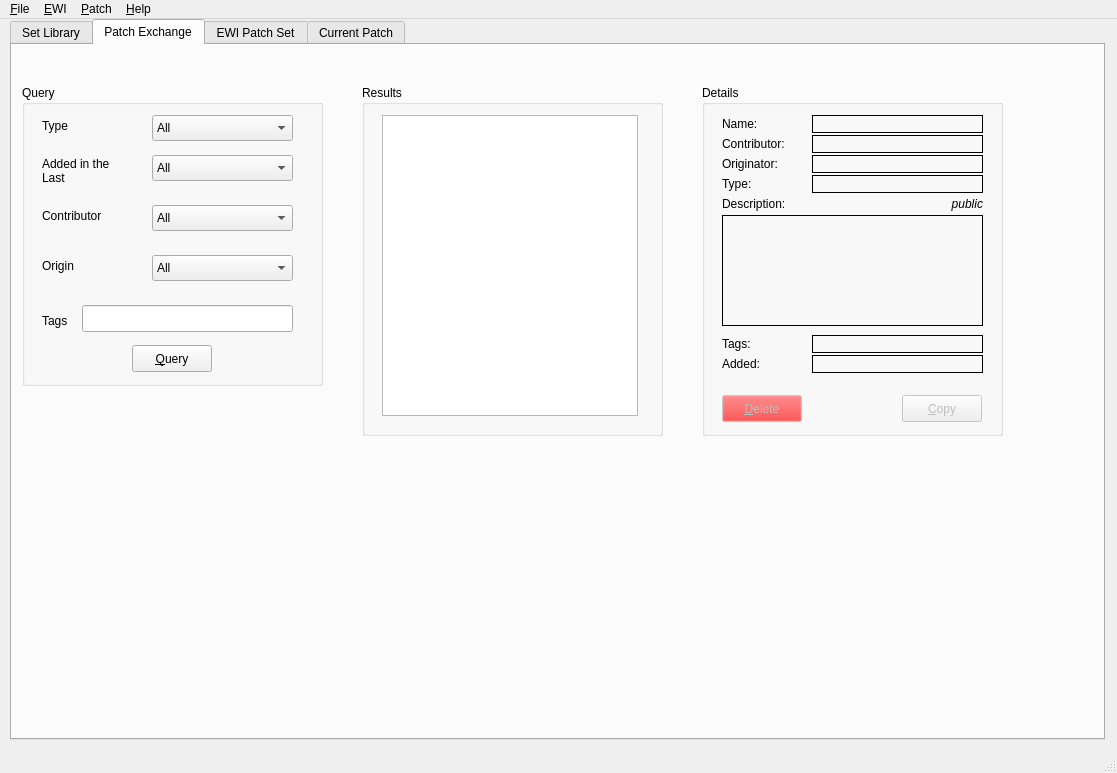
The window that mainwindow.ui (jsheedy/ewitool) describes before a commit, drawn with Qt 5.
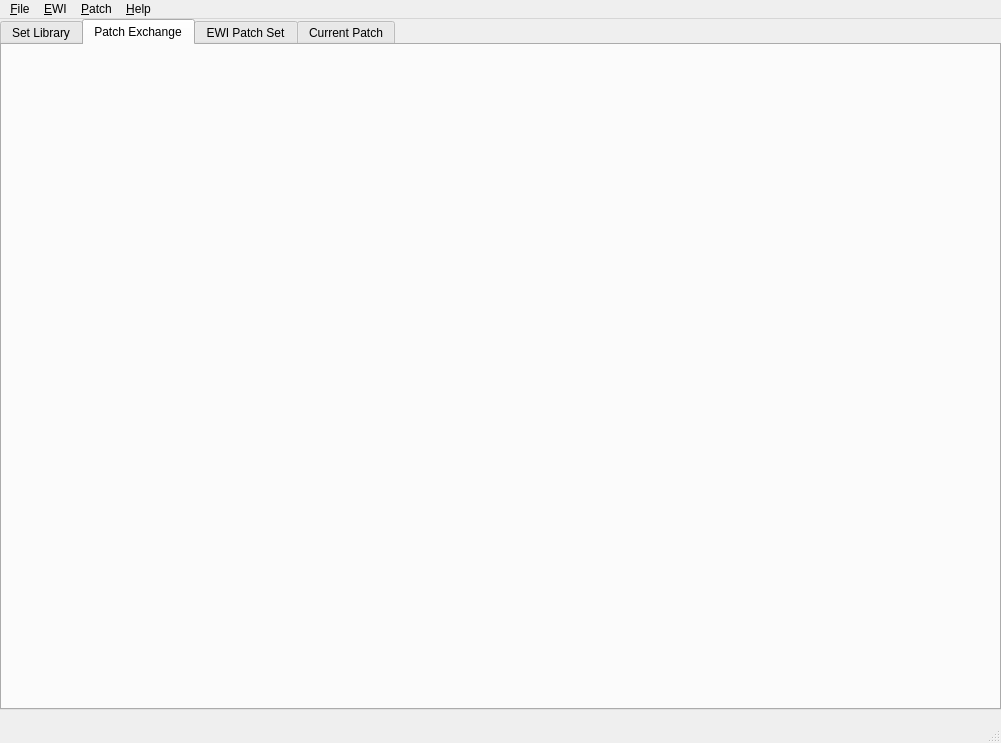
The same window after the commit. The open tabs and pages were chosen to show the change.

Patch:
```diff
--- a/mainwindow.ui
+++ b/mainwindow.ui
@@ -5,8 +5,8 @@
    <rect>
     <x>0</x>
     <y>0</y>
-    <width>1117</width>
-    <height>773</height>
+    <width>1001</width>
+    <height>743</height>
    </rect>
   </property>
   <property name="windowTitle" >
@@ -19,10 +19,10 @@
     </property>
     <property name="geometry" >
      <rect>
-      <x>10</x>
+      <x>0</x>
       <y>0</y>
-      <width>1095</width>
-      <height>721</height>
+      <width>1001</width>
+      <height>691</height>
      </rect>
     </property>
     <property name="sizePolicy" >
@@ -271,558 +271,15 @@
      <attribute name="title" >
       <string>Patch Exchange</string>
      </attribute>
-     <widget class="QGroupBox" name="groupBox_47" >
+     <widget class="QWidget" native="1" name="epx_widget" >
       <property name="geometry" >
        <rect>
-        <x>10</x>
-        <y>40</y>
-        <width>301</width>
-        <height>301</height>
+        <x>0</x>
+        <y>0</y>
+        <width>991</width>
+        <height>661</height>
        </rect>
       </property>
-      <property name="title" >
-       <string>Query</string>
-      </property>
-      <widget class="QComboBox" name="type_comboBox" >
-       <property name="geometry" >
-        <rect>
-         <x>130</x>
-         <y>30</y>
-         <width>141</width>
-         <height>26</height>
-        </rect>
-       </property>
-       <item>
-        <property name="text" >
-         <string>All</string>
-        </property>
-       </item>
-      </widget>
-      <widget class="QLabel" name="label_115" >
-       <property name="geometry" >
-        <rect>
-         <x>20</x>
-         <y>30</y>
-         <width>57</width>
-         <height>21</height>
-        </rect>
-       </property>
-       <property name="text" >
-        <string>Type</string>
-       </property>
-      </widget>
-      <widget class="QLabel" name="label_116" >
-       <property name="geometry" >
-        <rect>
-         <x>20</x>
-         <y>70</y>
-         <width>91</width>
-         <height>31</height>
-        </rect>
-       </property>
-       <property name="text" >
-        <string>Added in the Last</string>
-       </property>
-       <property name="wordWrap" >
-        <bool>true</bool>
-       </property>
-      </widget>
-      <widget class="QComboBox" name="since_comboBox" >
-       <property name="geometry" >
-        <rect>
-         <x>130</x>
-         <y>70</y>
-         <width>141</width>
-         <height>26</height>
-        </rect>
-       </property>
-       <property name="currentIndex" >
-        <number>0</number>
-       </property>
-       <item>
-        <property name="text" >
-         <string>All</string>
-        </property>
-       </item>
-       <item>
-        <property name="text" >
-         <string>1 day</string>
-        </property>
-       </item>
-       <item>
-        <property name="text" >
-         <string>7 days</string>
-        </property>
-       </item>
-       <item>
-        <property name="text" >
-         <string>1 month</string>
-        </property>
-       </item>
-       <item>
-        <property name="text" >
-         <string>3 months</string>
-        </property>
-       </item>
-       <item>
-        <property name="text" >
-         <string>1 year</string>
-        </property>
-       </item>
-      </widget>
-      <widget class="QLabel" name="label_117" >
-       <property name="geometry" >
-        <rect>
-         <x>20</x>
-         <y>120</y>
-         <width>81</width>
-         <height>21</height>
-        </rect>
-       </property>
-       <property name="text" >
-        <string>Contributor</string>
-       </property>
-      </widget>
-      <widget class="QComboBox" name="contributor_comboBox" >
-       <property name="geometry" >
-        <rect>
-         <x>130</x>
-         <y>120</y>
-         <width>141</width>
-         <height>26</height>
-        </rect>
-       </property>
-       <item>
-        <property name="text" >
-         <string>All</string>
-        </property>
-       </item>
-      </widget>
-      <widget class="QPushButton" name="epxQuery_pushButton" >
-       <property name="geometry" >
-        <rect>
-         <x>110</x>
-         <y>260</y>
-         <width>80</width>
-         <height>27</height>
-        </rect>
-       </property>
-       <property name="text" >
-        <string>&amp;Query</string>
-       </property>
-      </widget>
-      <widget class="QLabel" name="label_118" >
-       <property name="geometry" >
-        <rect>
-         <x>20</x>
-         <y>220</y>
-         <width>57</width>
-         <height>31</height>
-        </rect>
-       </property>
-       <property name="text" >
-        <string>Tags</string>
-       </property>
-      </widget>
-      <widget class="QLineEdit" name="tags_lineEdit" >
-       <property name="geometry" >
-        <rect>
-         <x>60</x>
-         <y>220</y>
-         <width>211</width>
-         <height>27</height>
-        </rect>
-       </property>
-      </widget>
-      <widget class="QComboBox" name="origin_comboBox" >
-       <property name="geometry" >
-        <rect>
-         <x>130</x>
-         <y>170</y>
-         <width>141</width>
-         <height>26</height>
-        </rect>
-       </property>
-       <item>
-        <property name="text" >
-         <string>All</string>
-        </property>
-       </item>
-      </widget>
-      <widget class="QLabel" name="label_126" >
-       <property name="geometry" >
-        <rect>
-         <x>20</x>
-         <y>170</y>
-         <width>81</width>
-         <height>21</height>
-        </rect>
-       </property>
-       <property name="text" >
-        <string>Origin</string>
-       </property>
-      </widget>
-     </widget>
-     <widget class="QGroupBox" name="groupBox_48" >
-      <property name="geometry" >
-       <rect>
-        <x>350</x>
-        <y>40</y>
-        <width>301</width>
-        <height>351</height>
-       </rect>
-      </property>
-      <property name="title" >
-       <string>Results</string>
-      </property>
-      <widget class="QListWidget" name="results_listWidget" >
-       <property name="geometry" >
-        <rect>
-         <x>20</x>
-         <y>30</y>
-         <width>256</width>
-         <height>301</height>
-        </rect>
-       </property>
-      </widget>
-     </widget>
-     <widget class="QGroupBox" name="groupBox_49" >
-      <property name="geometry" >
-       <rect>
-        <x>690</x>
-        <y>40</y>
-        <width>301</width>
-        <height>351</height>
-       </rect>
-      </property>
-      <property name="title" >
-       <string>Details</string>
-      </property>
-      <widget class="QLabel" name="label_119" >
-       <property name="geometry" >
-        <rect>
-         <x>20</x>
-         <y>30</y>
-         <width>57</width>
-         <height>18</height>
-        </rect>
-       </property>
-       <property name="text" >
-        <string>Name:</string>
-       </property>
-      </widget>
-      <widget class="QLabel" name="label_120" >
-       <property name="geometry" >
-        <rect>
-         <x>20</x>
-         <y>50</y>
-         <width>75</width>
-         <height>18</height>
-        </rect>
-       </property>
-       <property name="text" >
-        <string>Contributor:</string>
-       </property>
-      </widget>
-      <widget class="QLabel" name="label_121" >
-       <property name="geometry" >
-        <rect>
-         <x>20</x>
-         <y>70</y>
-         <width>66</width>
-         <height>18</height>
-        </rect>
-       </property>
-       <property name="text" >
-        <string>Originator:</string>
-       </property>
-      </widget>
-      <widget class="QLabel" name="label_122" >
-       <property name="geometry" >
-        <rect>
-         <x>20</x>
-         <y>90</y>
-         <width>57</width>
-         <height>18</height>
-        </rect>
-       </property>
-       <property name="text" >
-        <string>Type:</string>
-       </property>
-      </widget>
-      <widget class="QLabel" name="label_123" >
-       <property name="geometry" >
-        <rect>
-         <x>20</x>
-         <y>110</y>
-         <width>75</width>
-         <height>18</height>
-        </rect>
-       </property>
-       <property name="text" >
-        <string>Description:</string>
-       </property>
-      </widget>
-      <widget class="QLabel" name="label_124" >
-       <property name="geometry" >
-        <rect>
-         <x>20</x>
-         <y>250</y>
-         <width>57</width>
-         <height>18</height>
-        </rect>
-       </property>
-       <property name="text" >
-        <string>Tags:</string>
-       </property>
-      </widget>
-      <widget class="QLabel" name="label_125" >
-       <property name="geometry" >
-        <rect>
-         <x>20</x>
-         <y>270</y>
-         <width>57</width>
-         <height>18</height>
-        </rect>
-       </property>
-       <property name="text" >
-        <string>Added:</string>
-       </property>
-      </widget>
-      <widget class="QLabel" name="name_label" >
-       <property name="geometry" >
-        <rect>
-         <x>110</x>
-         <y>30</y>
-         <width>171</width>
-         <height>18</height>
-        </rect>
-       </property>
-       <property name="frameShape" >
-        <enum>QFrame::Box</enum>
-       </property>
-       <property name="text" >
-        <string/>
-       </property>
-       <property name="margin" >
-        <number>2</number>
-       </property>
-      </widget>
-      <widget class="QLabel" name="contributor_label" >
-       <property name="geometry" >
-        <rect>
-         <x>110</x>
-         <y>50</y>
-         <width>171</width>
-         <height>18</height>
-        </rect>
-       </property>
-       <property name="frameShape" >
-        <enum>QFrame::Box</enum>
-       </property>
-       <property name="text" >
-        <string/>
-       </property>
-       <property name="margin" >
-        <number>2</number>
-       </property>
-      </widget>
-      <widget class="QLabel" name="originator_label" >
-       <property name="geometry" >
-        <rect>
-         <x>110</x>
-         <y>70</y>
-         <width>171</width>
-         <height>18</height>
-        </rect>
-       </property>
-       <property name="frameShape" >
-        <enum>QFrame::Box</enum>
-       </property>
-       <property name="text" >
-        <string/>
-       </property>
-       <property name="margin" >
-        <number>2</number>
-       </property>
-      </widget>
-      <widget class="QLabel" name="type_label" >
-       <property name="geometry" >
-        <rect>
-         <x>110</x>
-         <y>90</y>
-         <width>171</width>
-         <height>18</height>
-        </rect>
-       </property>
-       <property name="frameShape" >
-        <enum>QFrame::Box</enum>
-       </property>
-       <property name="text" >
-        <string/>
-       </property>
-       <property name="margin" >
-        <number>2</number>
-       </property>
-      </widget>
-      <widget class="QLabel" name="desc_label" >
-       <property name="geometry" >
-        <rect>
-         <x>20</x>
-         <y>130</y>
-         <width>261</width>
-         <height>111</height>
-        </rect>
-       </property>
-       <property name="font" >
-        <font>
-         <pointsize>8</pointsize>
-        </font>
-       </property>
-       <property name="frameShape" >
-        <enum>QFrame::Box</enum>
-       </property>
-       <property name="text" >
-        <string/>
-       </property>
-       <property name="alignment" >
-        <set>Qt::AlignLeading|Qt::AlignLeft|Qt::AlignTop</set>
-       </property>
-       <property name="wordWrap" >
-        <bool>true</bool>
-       </property>
-       <property name="margin" >
-        <number>2</number>
-       </property>
-      </widget>
-      <widget class="QLabel" name="tags_label" >
-       <property name="geometry" >
-        <rect>
-         <x>110</x>
-         <y>250</y>
-         <width>171</width>
-         <height>18</height>
-        </rect>
-       </property>
-       <property name="frameShape" >
-        <enum>QFrame::Box</enum>
-       </property>
-       <property name="text" >
-        <string/>
-       </property>
-       <property name="margin" >
-        <number>2</number>
-       </property>
-      </widget>
-      <widget class="QLabel" name="added_label" >
-       <property name="geometry" >
-        <rect>
-         <x>110</x>
-         <y>270</y>
-         <width>171</width>
-         <height>18</height>
-        </rect>
-       </property>
-       <property name="frameShape" >
-        <enum>QFrame::Box</enum>
-       </property>
-       <property name="text" >
-        <string/>
-       </property>
-       <property name="margin" >
-        <number>2</number>
-       </property>
-      </widget>
-      <widget class="QPushButton" name="epxCopy_pushButton" >
-       <property name="enabled" >
-        <bool>false</bool>
-       </property>
-       <property name="geometry" >
-        <rect>
-         <x>200</x>
-         <y>310</y>
-         <width>80</width>
-         <height>27</height>
-        </rect>
-       </property>
-       <property name="text" >
-        <string>&amp;Copy</string>
-       </property>
-      </widget>
-      <widget class="QLabel" name="private_label" >
-       <property name="geometry" >
-        <rect>
-         <x>220</x>
-         <y>110</y>
-         <width>61</width>
-         <height>18</height>
-        </rect>
-       </property>
-       <property name="font" >
-        <font>
-         <italic>true</italic>
-        </font>
-       </property>
-       <property name="text" >
-        <string>public</string>
-       </property>
-       <property name="alignment" >
-        <set>Qt::AlignRight|Qt::AlignTrailing|Qt::AlignVCenter</set>
-       </property>
-      </widget>
-      <widget class="QPushButton" name="epxDelete_pushButton" >
-       <property name="enabled" >
-        <bool>false</bool>
-       </property>
-       <property name="geometry" >
-        <rect>
-         <x>20</x>
-         <y>310</y>
-         <width>80</width>
-         <height>27</height>
-        </rect>
-       </property>
-       <property name="palette" >
-        <palette>
-         <active>
-          <colorrole role="Button" >
-           <brush brushstyle="SolidPattern" >
-            <color alpha="255" >
-             <red>255</red>
-             <green>0</green>
-             <blue>0</blue>
-            </color>
-           </brush>
-          </colorrole>
-         </active>
-         <inactive>
-          <colorrole role="Button" >
-           <brush brushstyle="SolidPattern" >
-            <color alpha="255" >
-             <red>255</red>
-             <green>0</green>
-             <blue>0</blue>
-            </color>
-           </brush>
-          </colorrole>
-         </inactive>
-         <disabled>
-          <colorrole role="Button" >
-           <brush brushstyle="SolidPattern" >
-            <color alpha="255" >
-             <red>255</red>
-             <green>0</green>
-             <blue>0</blue>
-            </color>
-           </brush>
-          </colorrole>
-         </disabled>
-        </palette>
-       </property>
-       <property name="text" >
-        <string>&amp;Delete</string>
-       </property>
-      </widget>
      </widget>
     </widget>
     <widget class="QWidget" name="EWI_tab" >
@@ -10938,7 +10395,7 @@
     <rect>
      <x>0</x>
      <y>0</y>
-     <width>1117</width>
+     <width>1001</width>
      <height>25</height>
     </rect>
    </property>
```
Left out of the diff: 219 changed lines with no effect on the pictures.
